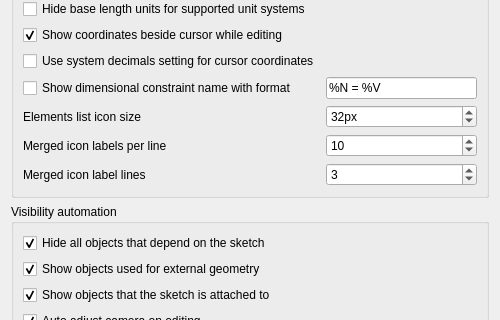
The window that src/Mod/Sketcher/Gui/SketcherSettingsDisplay.ui (realthunder/FreeCAD) describes before a commit, drawn with Qt 5; both pictures show x 0 to 500 and y 235 to 555 of the 500 by 743 pixel window.
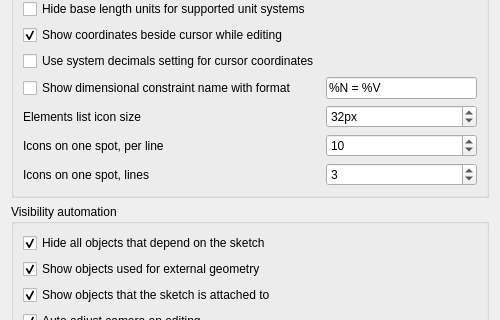
The same window after the commit. Custom widgets are drawn as their Qt base class.

Commit message: Sketcher: constraint icons on one spot are laid out side by side, not merged

```diff
--- a/src/Mod/Sketcher/Gui/SketcherSettingsDisplay.ui
+++ b/src/Mod/Sketcher/Gui/SketcherSettingsDisplay.ui
@@ -373,7 +373,7 @@
       <item row="13" column="0">
        <widget class="QLabel" name="labelIconLabelsPerLine">
         <property name="text">
-         <string>Merged icon labels per line</string>
+         <string>Icons on one spot, per line</string>
         </property>
         <property name="buddy">
          <cstring>ConstraintIconLabelsPerLine</cstring>
@@ -405,7 +405,7 @@
       <item row="14" column="0">
        <widget class="QLabel" name="labelIconLabelLines">
         <property name="text">
-         <string>Merged icon label lines</string>
+         <string>Icons on one spot, lines</string>
         </property>
         <property name="buddy">
          <cstring>ConstraintIconLabelLines</cstring>
```
Left out of the diff: 4 changed lines with no effect on the pictures. The commit also changes 10 other files.
